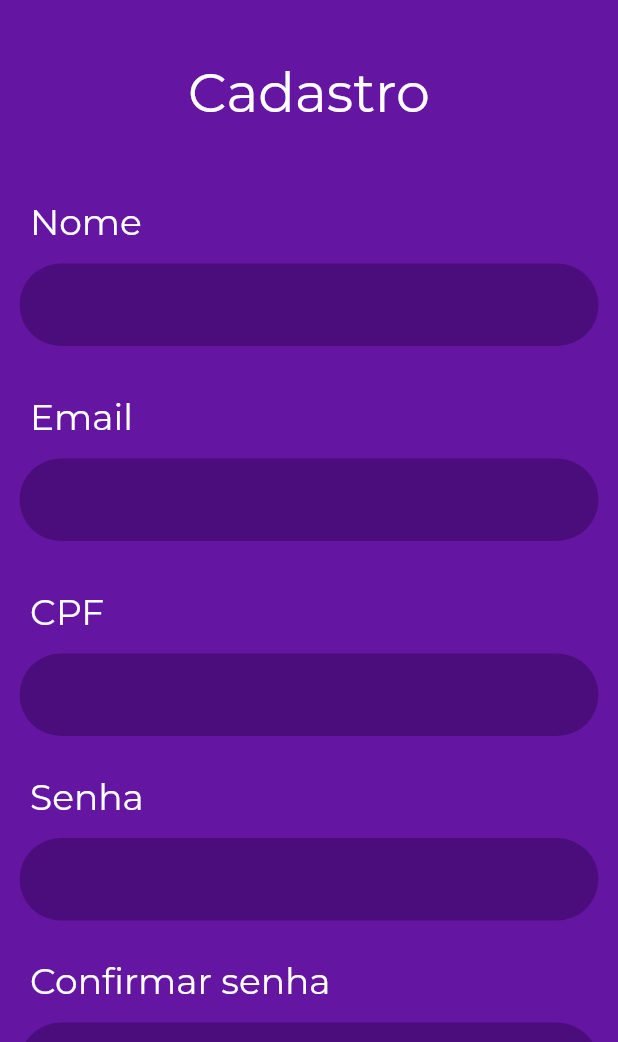
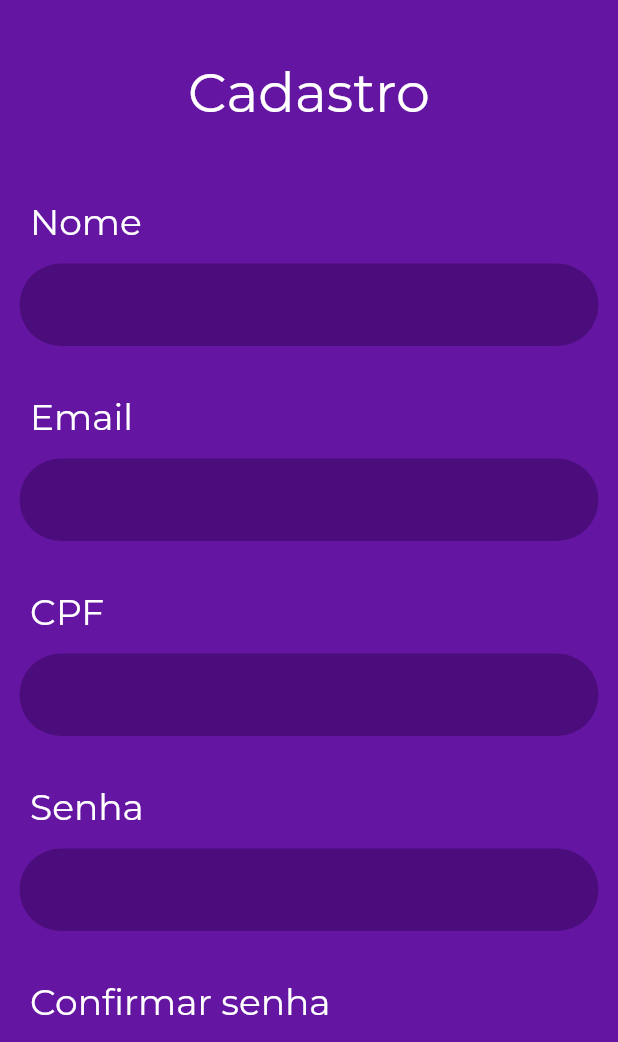
Before and after one commit to LeonardoLuisKlein/inTime, a Flutter app: the screen it shows after launch, on a phone screen of 412 x 824 dp, the part 194-1236 px from its top. Run offline on Flutter 3.47's test engine with Material 2 defaults, Android fonts, the phone set to English and light mode, and no system bars.

Commit message:
Style: padding on password inputs

```diff
--- a/lib/pages/cadastro.dart
+++ b/lib/pages/cadastro.dart
@@ -136,7 +136,7 @@ class Cadastro extends StatelessWidget {
                   ),
                 )),
             const Padding(
-              padding: EdgeInsets.only(left: 20.0, top: 13.00),
+              padding: EdgeInsets.only(left: 20.0, top: 20.0),
               child: Align(
                 alignment: Alignment.centerLeft,
                 child: Text(
@@ -153,8 +153,7 @@ class Cadastro extends StatelessWidget {
                 padding: const EdgeInsets.all(13.0),
                 child: SizedBox(
                   height: 55.0,
-                  child: // Espaçamento entre a label e o campo
-                      TextField(
+                  child: TextField(
                     obscureText: true,
                     style: const TextStyle(
                       fontSize: 24.0,
@@ -173,7 +172,7 @@ class Cadastro extends StatelessWidget {
                   ),
                 )),
             const Padding(
-              padding: EdgeInsets.only(left: 20.0, top: 13.00),
+              padding: EdgeInsets.only(left: 20.0, top: 20.0),
               child: Align(
                 alignment: Alignment.centerLeft,
                 child: Text(
--- a/lib/pages/login.dart
+++ b/lib/pages/login.dart
@@ -66,7 +66,7 @@ class Login extends StatelessWidget {
                   ),
                 )),
             const Padding(
-              padding: EdgeInsets.only(left: 20.0, top: 13.00),
+              padding: EdgeInsets.only(left: 20.0, top: 20.0),
               child: Align(
                 alignment: Alignment.centerLeft,
                 child: Text(
@@ -83,8 +83,7 @@ class Login extends StatelessWidget {
                 padding: const EdgeInsets.all(13.0),
                 child: SizedBox(
                   height: 55.0,
-                  child: // Espaçamento entre a label e o campo
-                      TextField(
+                  child: TextField(
                     obscureText: true,
                     style: const TextStyle(
                       fontSize: 24.0,
```
